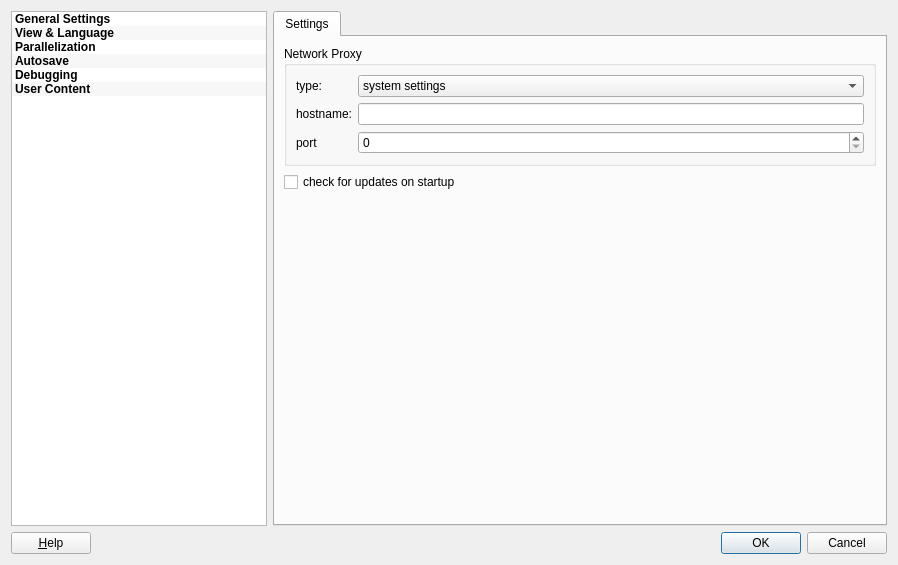
Above: application/optionsdialog.ui from jkriege2/QuickFit3 before the change. Below: the same form after it.
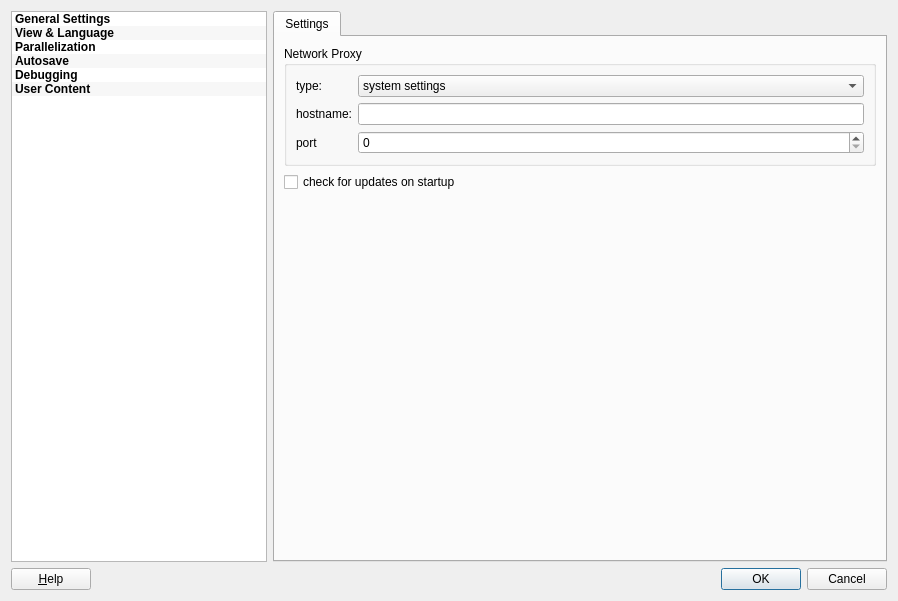
That is the form after the change. The open tabs and pages were chosen to show the change. Icons and pictures are not drawn. Custom widgets are drawn as their Qt base class.

```diff
--- a/application/optionsdialog.ui
+++ b/application/optionsdialog.ui
@@ -10,15 +10,9 @@
     <x>0</x>
     <y>0</y>
     <width>898</width>
-    <height>565</height>
+    <height>601</height>
    </rect>
   </property>
-  <property name="sizePolicy">
-   <sizepolicy hsizetype="Fixed" vsizetype="Fixed">
-    <horstretch>0</horstretch>
-    <verstretch>0</verstretch>
-   </sizepolicy>
-  </property>
   <property name="windowTitle">
    <string>Settings</string>
   </property>
```
Left out of the diff: 2 changed lines with no effect on the pictures.
